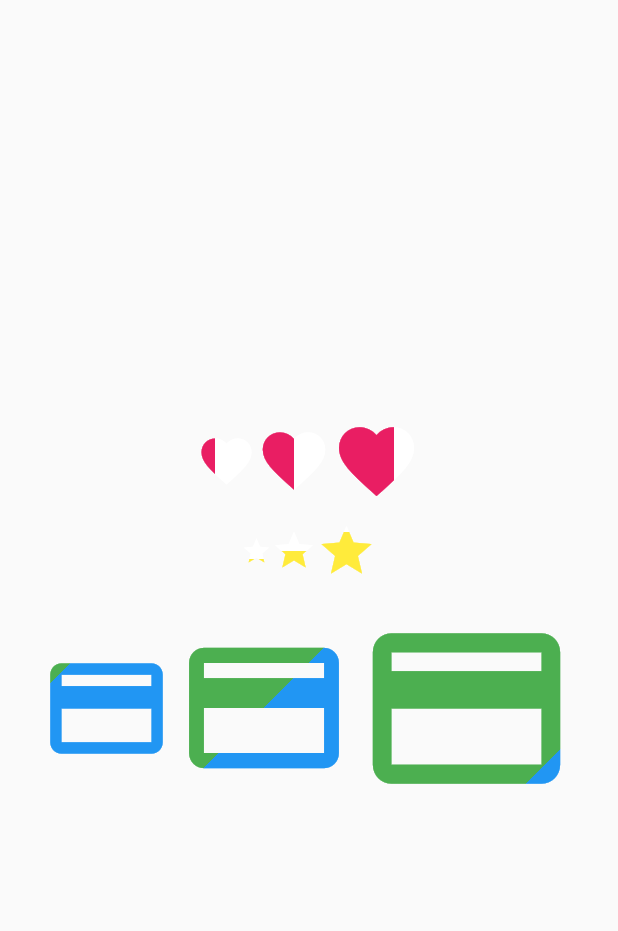
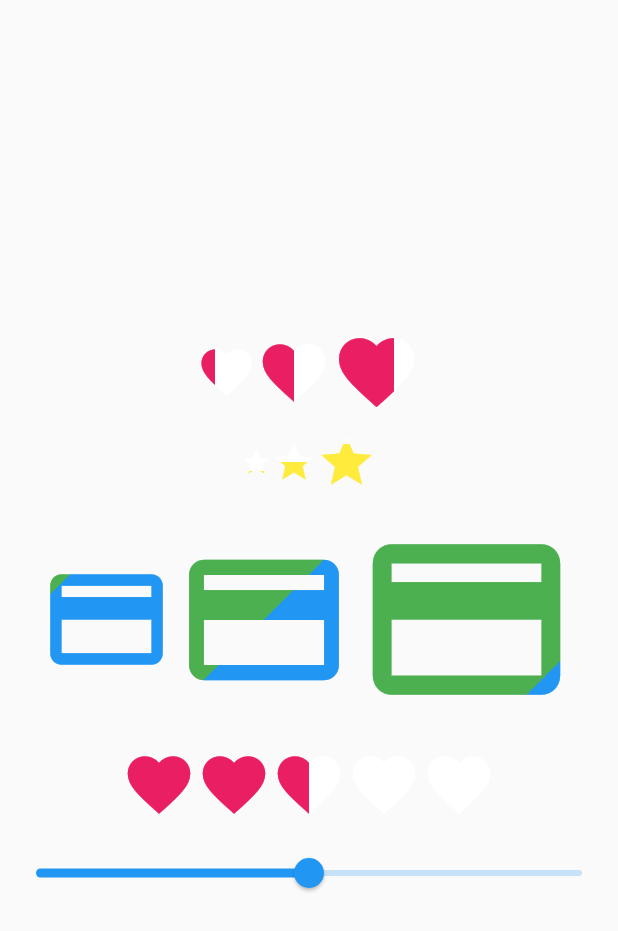
Before and after one commit to linnefromice/flutter_sandbox, a Flutter app: the BicolorIconScreen screen opened by its route, on a phone screen of 412 x 824 dp. Shown: the top 931 px of the screen. Run offline on Flutter 3.47's test engine with Material 2 defaults, Android fonts, the phone set to English and light mode, and no system bars; our stand-ins replace animated_text_kit, flutter_spinkit, like_button, webview_flutter; missing offline and left inert: decorated_icon, flutter_animation_set, im_animations, webfeed, xml2json.

Commit message:
update example

```diff
--- a/lib/views/screens/bicolor_icon_screen.dart
+++ b/lib/views/screens/bicolor_icon_screen.dart
@@ -1,3 +1,5 @@
+import 'dart:math';
+
 import 'package:flutter/material.dart';
 import 'package:linnefromice/views/components/bicolor_icon.dart';
 
@@ -7,6 +9,8 @@ class BicolorIconScreen extends StatefulWidget {
 }
 
 class _State extends State<BicolorIconScreen> {
+  double _currentSliderValue = 50;
+
   Widget _buildFavorites() {
     return Row(
       mainAxisAlignment: MainAxisAlignment.center,
@@ -40,6 +44,35 @@ class _State extends State<BicolorIconScreen> {
     );
   }
 
+  Widget _buildRatedFavorites() {
+    return Row(
+      mainAxisAlignment: MainAxisAlignment.center,
+      children: [
+        BicolorIcon(iconData: Icons.favorite, iconSize: 50, rate: min(1, max(0, (_currentSliderValue - 0) / 20)), beginAlignment: Alignment.centerLeft, beginColor: Colors.pink, endColor: Colors.white),
+        BicolorIcon(iconData: Icons.favorite, iconSize: 50, rate: min(1, max(0, (_currentSliderValue - 20) / 20)), beginAlignment: Alignment.centerLeft, beginColor: Colors.pink, endColor: Colors.white),
+        BicolorIcon(iconData: Icons.favorite, iconSize: 50, rate: min(1, max(0, (_currentSliderValue - 40) / 20)), beginAlignment: Alignment.centerLeft, beginColor: Colors.pink, endColor: Colors.white),
+        BicolorIcon(iconData: Icons.favorite, iconSize: 50, rate: min(1, max(0, (_currentSliderValue - 60) / 20)), beginAlignment: Alignment.centerLeft, beginColor: Colors.pink, endColor: Colors.white),
+        BicolorIcon(iconData: Icons.favorite, iconSize: 50, rate: min(1, max(0, (_currentSliderValue - 80) / 20)), beginAlignment: Alignment.centerLeft, beginColor: Colors.pink, endColor: Colors.white),
+      ],
+    );
+  }
+
+
+  Widget _buildSlider() {
+    return Slider(
+      value: _currentSliderValue,
+      min: 0,
+      max: 100,
+      divisions: 100,
+      label: _currentSliderValue.round().toString(),
+      onChanged: (double value) {
+        setState(() {
+          _currentSliderValue = value;
+        });
+      },
+    );
+  }
+
   @override
   Widget build(BuildContext context) {
     return Scaffold(
@@ -58,6 +91,14 @@ class _State extends State<BicolorIconScreen> {
             margin: EdgeInsets.symmetric(vertical: 5),
             child: _buildCreditCards()
           ),
+          Container(
+            margin: EdgeInsets.symmetric(vertical: 5),
+            child: _buildRatedFavorites()
+          ),
+          Container(
+            margin: EdgeInsets.symmetric(vertical: 5),
+            child: _buildSlider()
+          ),
         ],
       )
     );
```
